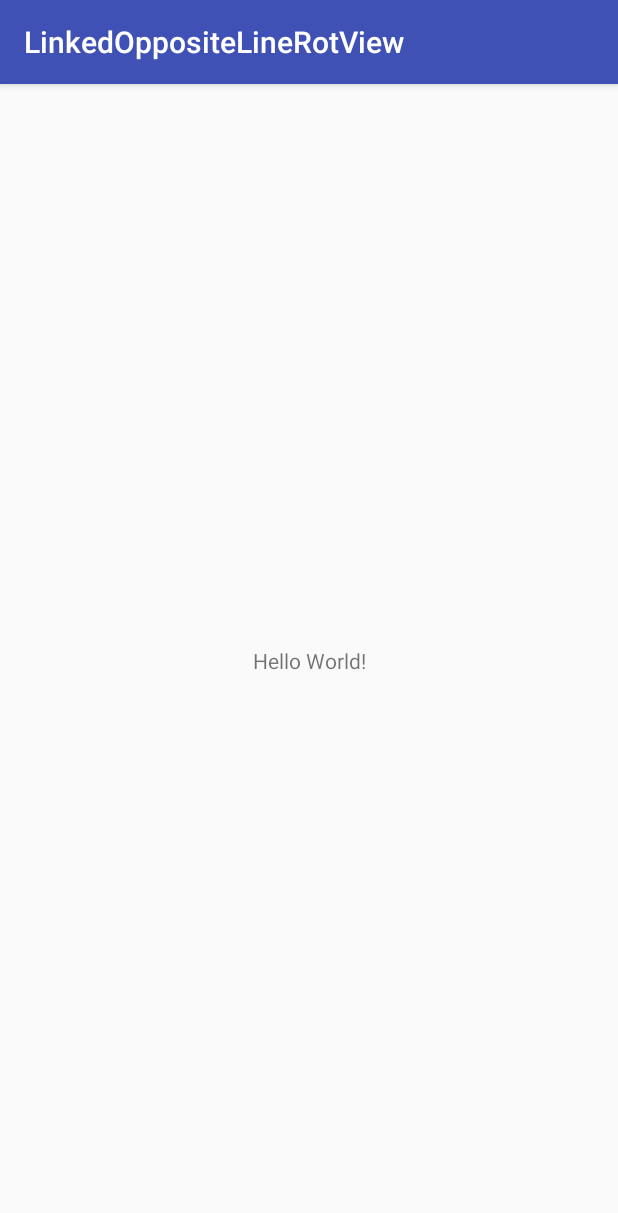
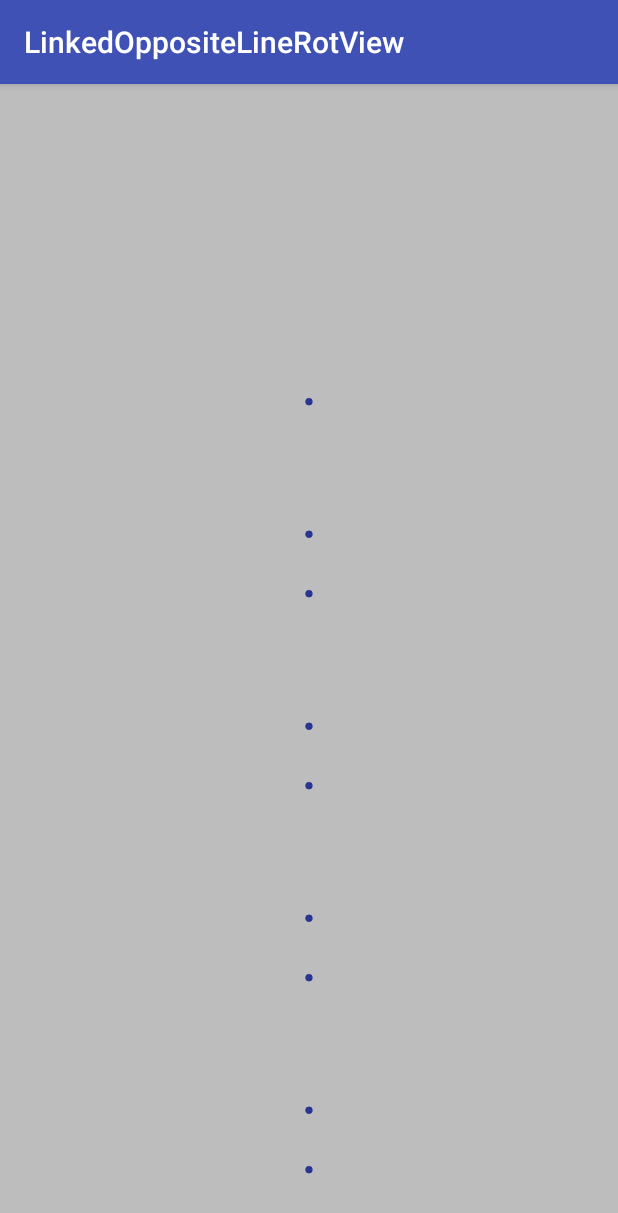
Before and after one commit to Anwesh43/LinkedOppositeLineRotView, an Android app: the screen it shows after launch (MainActivity), on a phone screen of 412 x 824 dp. Shown: the top 1213 px of the screen. Run offline under Robolectric (Android 15) with nearby library versions, the phone set to English and light mode, and no system bars.

```diff
--- a/app/build.gradle
+++ b/app/build.gradle
@@ -27,6 +27,7 @@ dependencies {
     androidTestImplementation 'com.android.support.test:runner:1.0.1'
     androidTestImplementation 'com.android.support.test.espresso:espresso-core:3.0.1'
     compile "org.jetbrains.kotlin:kotlin-stdlib-jre7:$kotlin_version"
+    compile project(":oppositelinerotview")
 }
 repositories {
     mavenCentral()
--- a/app/src/main/java/com/anwesh/uiprojects/linkedoppositelinerotview/MainActivity.kt
+++ b/app/src/main/java/com/anwesh/uiprojects/linkedoppositelinerotview/MainActivity.kt
@@ -2,11 +2,12 @@ package com.anwesh.uiprojects.linkedoppositelinerotview
 
 import android.support.v7.app.AppCompatActivity
 import android.os.Bundle
+import com.anwesh.uiprojects.oppositelinerotview.OppositeLineRotView
 
 class MainActivity : AppCompatActivity() {
 
     override fun onCreate(savedInstanceState: Bundle?) {
         super.onCreate(savedInstanceState)
-        setContentView(R.layout.activity_main)
+        OppositeLineRotView.create(this)
     }
 }
```
